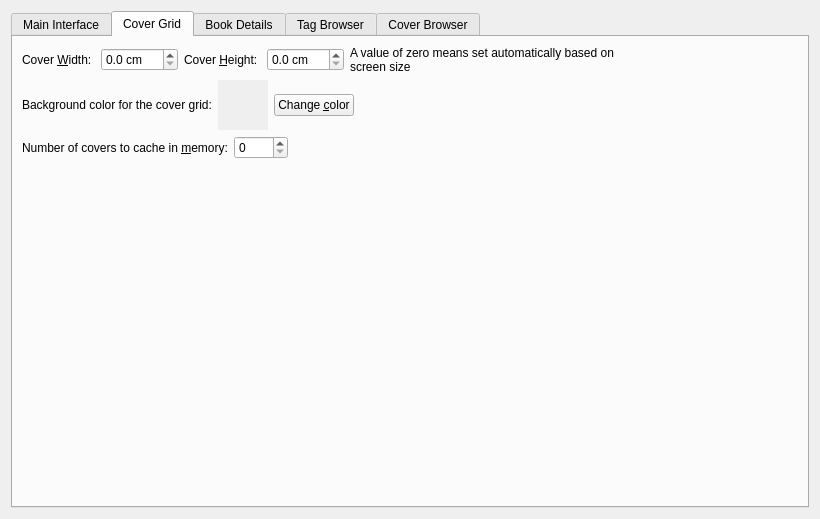
First picture: the form in src/calibre/gui2/preferences/look_feel.ui, repository kovidgoyal/calibre, before the edit.
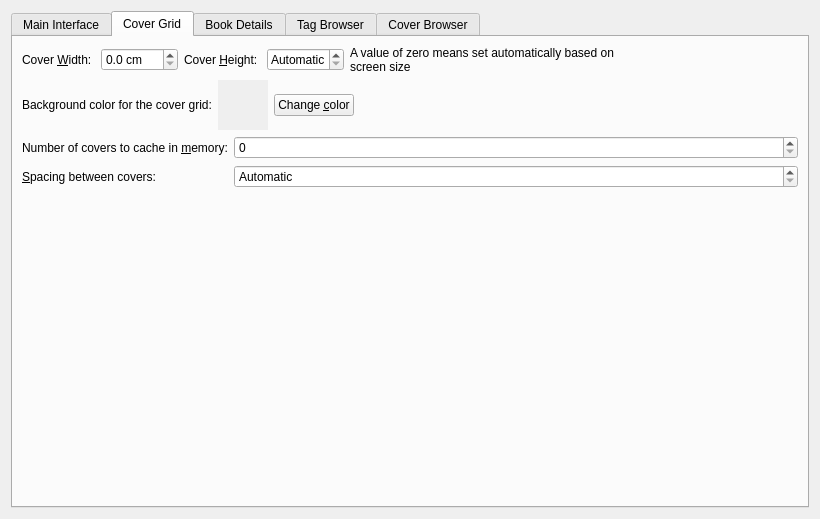
Second picture: the form after the edit. The open tabs and pages were chosen to show the change. Icons and pictures are not drawn. Custom widgets are drawn as their Qt base class.

Commit message: Make spacing between covers adjustable

Diff of the .ui file:
```diff
--- a/src/calibre/gui2/preferences/look_feel.ui
+++ b/src/calibre/gui2/preferences/look_feel.ui
@@ -231,8 +231,8 @@
       <attribute name="title">
        <string>Cover Grid</string>
       </attribute>
-      <layout class="QVBoxLayout" name="verticalLayout">
-       <item>
+      <layout class="QFormLayout" name="formLayout">
+       <item row="0" column="0" colspan="2">
         <layout class="QHBoxLayout" name="horizontalLayout_2">
          <item>
           <widget class="QLabel" name="label_11">
@@ -272,6 +272,9 @@
            <property name="toolTip">
             <string>The height of displayed covers</string>
            </property>
+           <property name="specialValueText">
+            <string>Automatic</string>
+           </property>
            <property name="suffix">
             <string> cm</string>
            </property>
@@ -305,13 +308,16 @@
          </item>
         </layout>
        </item>
-       <item>
+       <item row="1" column="0" colspan="2">
         <layout class="QHBoxLayout" name="horizontalLayout_3">
          <item>
           <widget class="QLabel" name="label_14">
            <property name="text">
             <string>Background color for the cover grid:</string>
            </property>
+           <property name="buddy">
+            <cstring>cover_grid_color_button</cstring>
+           </property>
           </widget>
          </item>
          <item>
@@ -352,9 +358,7 @@
          </item>
         </layout>
        </item>
-       <item>
-        <layout class="QHBoxLayout" name="horizontalLayout_4">
-         <item>
+       <item row="2" column="0">
           <widget class="QLabel" name="label_15">
            <property name="text">
             <string>Number of covers to cache in &amp;memory:</string>
@@ -364,40 +368,38 @@
            </property>
           </widget>
          </item>
-         <item>
+       <item row="2" column="1">
           <widget class="QSpinBox" name="opt_cover_grid_cache_size">
            <property name="maximum">
             <number>3000</number>
            </property>
           </widget>
          </item>
-         <item>
-          <spacer name="horizontalSpacer_3">
-           <property name="orientation">
-            <enum>Qt::Horizontal</enum>
-           </property>
-           <property name="sizeHint" stdset="0">
-            <size>
-             <width>40</width>
-             <height>20</height>
-            </size>
-           </property>
-          </spacer>
-         </item>
-        </layout>
-       </item>
-       <item>
-        <spacer name="verticalSpacer">
-         <property name="orientation">
-          <enum>Qt::Vertical</enum>
+       <item row="3" column="0">
+        <widget class="QLabel" name="label_16">
+         <property name="text">
+          <string>&amp;Spacing between covers:</string>
+         </property>
+         <property name="buddy">
+          <cstring>opt_cover_grid_spacing</cstring>
+         </property>
+        </widget>
+       </item>
+       <item row="3" column="1">
+        <widget class="QDoubleSpinBox" name="opt_cover_grid_spacing">
+         <property name="toolTip">
+          <string>The spacing between covers. A value of zero means calculate automatically based on cover size.</string>
          </property>
-         <property name="sizeHint" stdset="0">
-          <size>
-           <width>20</width>
-           <height>355</height>
-          </size>
+         <property name="specialValueText">
+          <string>Automatic</string>
          </property>
-        </spacer>
+         <property name="suffix">
+          <string> cm</string>
+         </property>
+         <property name="decimals">
+          <number>1</number>
+         </property>
+        </widget>
        </item>
       </layout>
      </widget>
```
Lines whose indentation alone changed are shown as unchanged. The commit also changes 3 other files.
